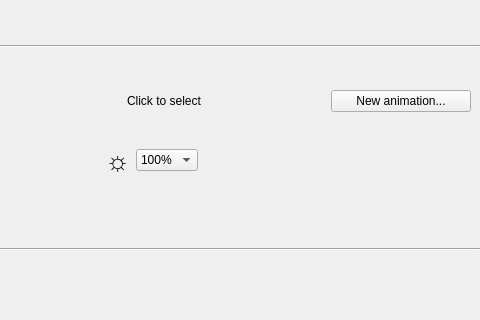
First picture: the form in src/gui/kblightwidget.ui, repository ckb-next/ckb-next, before the edit; both pictures show x 152 to 632 and y 120 to 440 of the 632 by 569 pixel window.
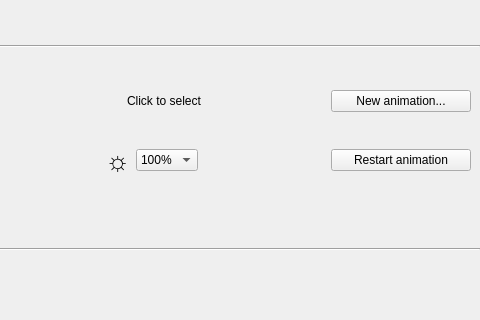
Second picture: the form after the edit. Custom widgets are drawn as their Qt base class.

Commit message: Add Restart Animation button to KbLightWidget

The edit to the form file:
```diff
--- a/src/gui/kblightwidget.ui
+++ b/src/gui/kblightwidget.ui
@@ -221,6 +221,19 @@
         </property>
        </widget>
       </item>
+	<item row="1" column="2">
+       <widget class="QPushButton" name="restartButton">
+        <property name="minimumSize">
+         <size>
+          <width>140</width>
+          <height>0</height>
+         </size>
+        </property>
+        <property name="text">
+         <string>Restart animation</string>
+        </property>
+       </widget>
+      </item>
      </layout>
     </widget>
    </item>
```
The commit also changes 2 other files.
